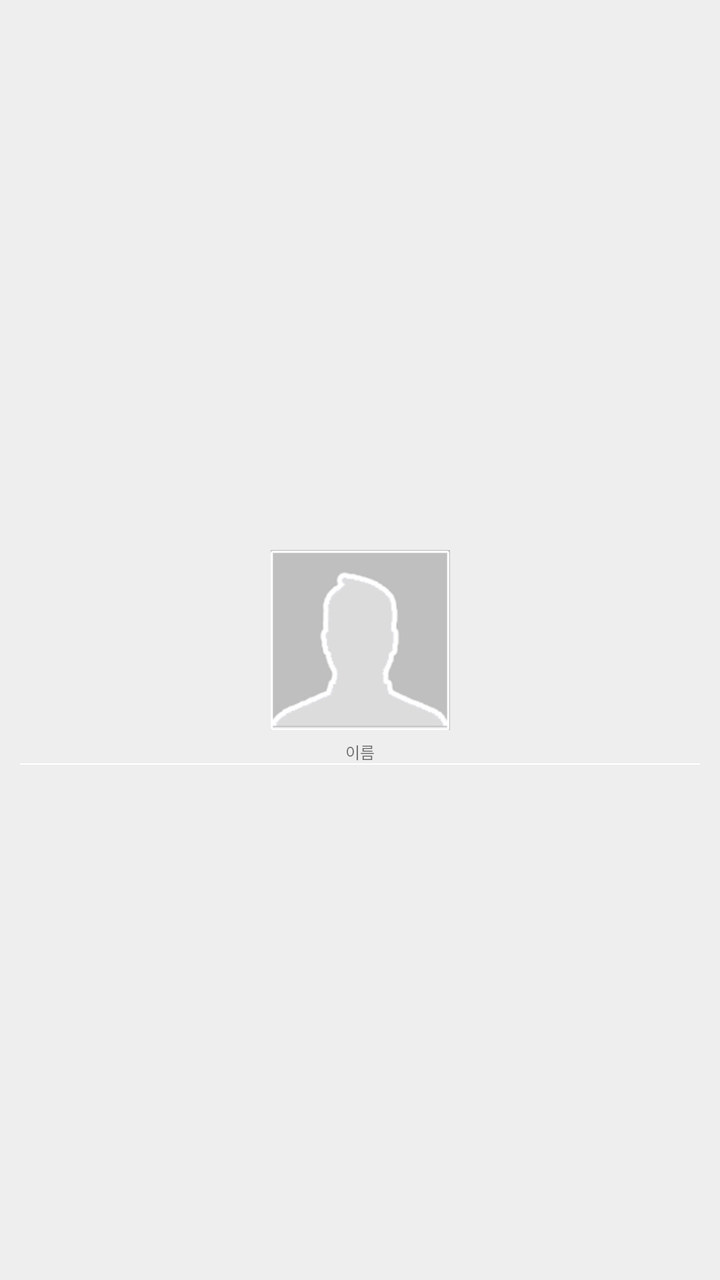
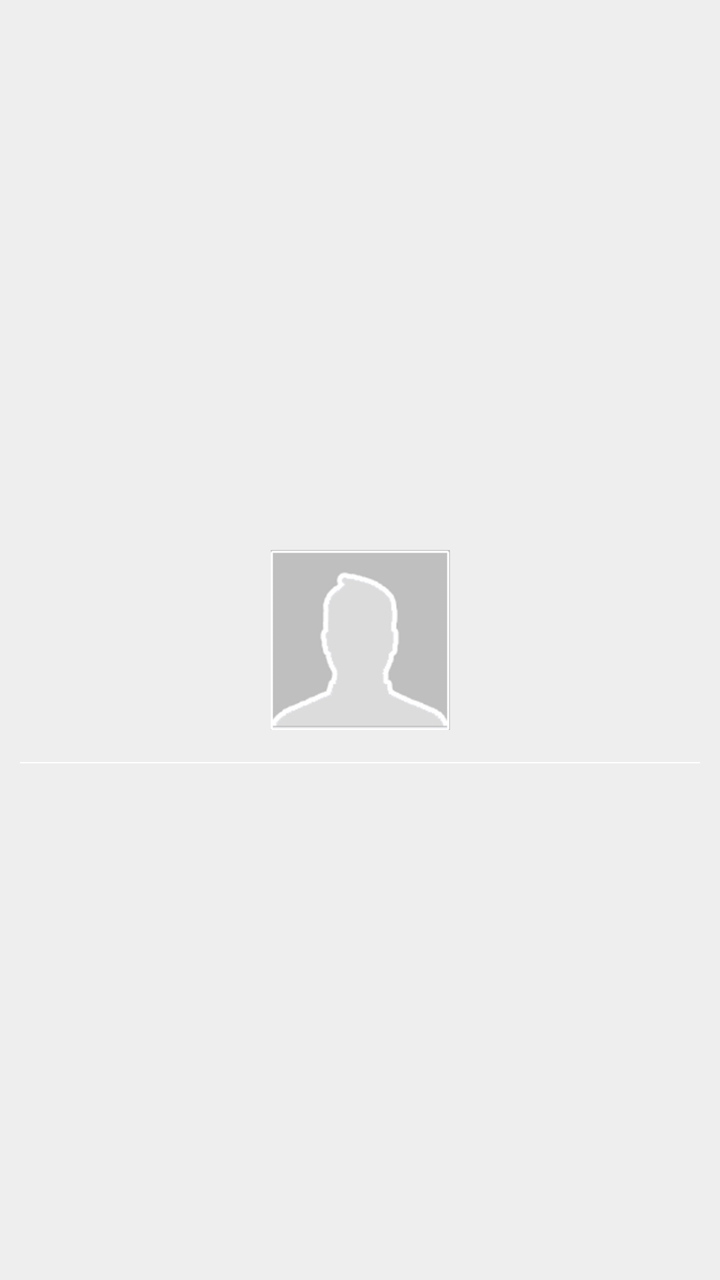

Two renders of the same Android screen: before a commit and after it. Below are the layout's source before the change and the commit's diff.
<!-- AndroidManifest.xml: application theme AppTheme -->
<!-- res/layout/member_item.xml -->
<?xml version="1.0" encoding="utf-8"?>
<layout
        xmlns:android="http://schemas.android.com/apk/res/android">

    <RelativeLayout
            android:layout_width="wrap_content"
            android:layout_height="wrap_content"
            android:background="#eeeeee">

        <RelativeLayout
                android:id="@+id/rl_profile"
                android:layout_width="wrap_content"
                android:layout_height="wrap_content"
                android:layout_centerHorizontal="true"
                android:layout_centerVertical="true">

            <ImageView
                    android:id="@+id/iv_profile_image"
                    android:layout_width="100dp"
                    android:layout_height="100dp"
                    android:padding="5dp"
                    android:layout_centerHorizontal="true"
                    android:layout_centerVertical="true"
                    android:src="@drawable/profile_img_square"
                    android:scaleType="fitCenter" />

        </RelativeLayout>

        <TextView
                android:id="@+id/tv_name"
                android:layout_width="wrap_content"
                android:layout_height="wrap_content"
                android:layout_below="@+id/rl_profile"
                android:layout_centerHorizontal="true"
                android:text="이름"
                android:textSize="8dp" />

        <LinearLayout
                android:layout_width="match_parent"
                android:layout_height="2px"
                android:layout_alignParentRight="true"
                android:layout_marginLeft="10dp"
                android:layout_marginRight="10dp"
                android:layout_below="@+id/tv_name"
                android:background="@android:color/white" />

    </RelativeLayout>

</layout>
<!-- resources referenced by this layout -->
<resources>
  <!-- drawable profile_img_square: png bitmap (drawable-xxhdpi, 15275 bytes) -->
  <style name="AppTheme" parent="Theme.AppCompat.Light.DarkActionBar">
          
          <item name="colorPrimary">@color/colorPrimary</item>
          <item name="colorPrimaryDark">@color/colorPrimaryDark</item>
          <item name="colorAccent">@color/colorAccent</item>
      </style>
  <color name="colorPrimary">#db2428</color>
  <color name="colorPrimaryDark">#C51216</color>
  <color name="colorAccent">#AAAAAA</color>
</resources>

<!-- the commit's change to res/layout/member_item.xml (unified diff, before → after) -->
@@ -1,6 +1,19 @@
 <?xml version="1.0" encoding="utf-8"?>
 <layout
-        xmlns:android="http://schemas.android.com/apk/res/android">
+        xmlns:android="http://schemas.android.com/apk/res/android"
+        xmlns:app="http://schemas.android.com/apk/res-auto">
+
+    <data>
+        <import type="com.hhp227.knu_minigroup.app.EndPoint" />
+
+        <variable
+                name="memberItem"
+                type="com.hhp227.knu_minigroup.dto.MemberItem" />
+
+        <variable
+                name="cookie"
+                type="String" />
+    </data>
 
     <RelativeLayout
             android:layout_width="wrap_content"
@@ -22,7 +35,9 @@
                     android:layout_centerHorizontal="true"
                     android:layout_centerVertical="true"
                     android:src="@drawable/profile_img_square"
-                    android:scaleType="fitCenter" />
+                    android:scaleType="fitCenter"
+                    app:memberImageUrl="@{EndPoint.USER_IMAGE.replace(`{UID}`, memberItem.uid)}"
+                    app:cookie="@{cookie}" />
 
         </RelativeLayout>
 
@@ -32,7 +47,7 @@
                 android:layout_height="wrap_content"
                 android:layout_below="@+id/rl_profile"
                 android:layout_centerHorizontal="true"
-                android:text="이름"
+                android:text="@{memberItem.name}"
                 android:textSize="8dp" />
 
         <LinearLayout
